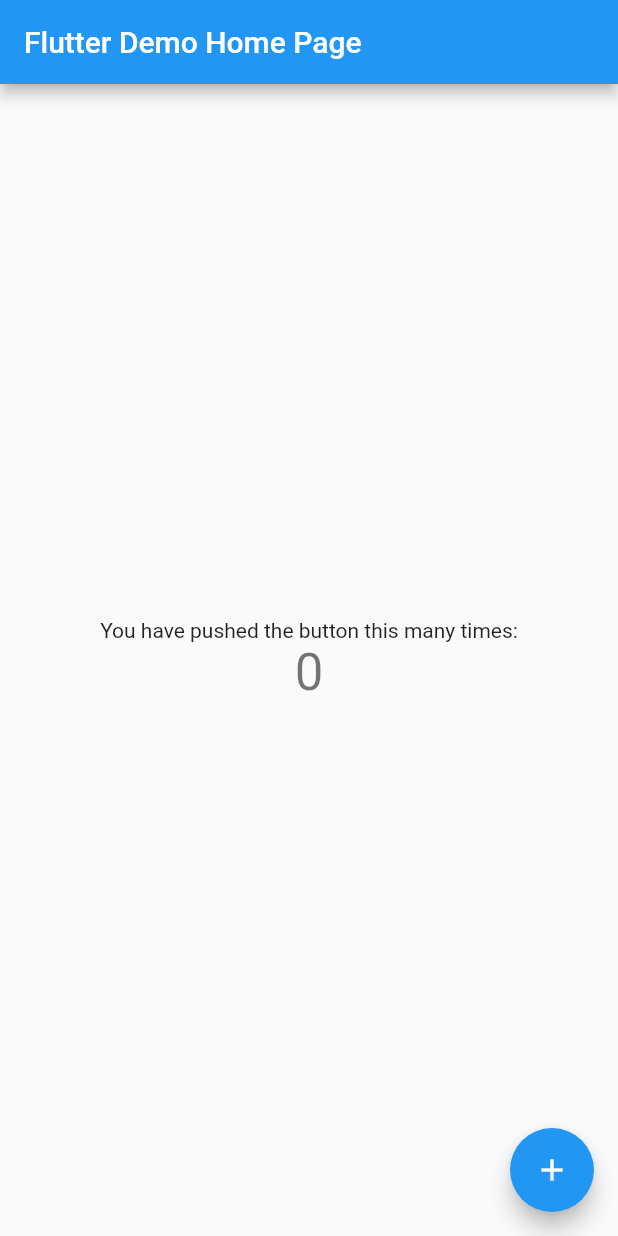
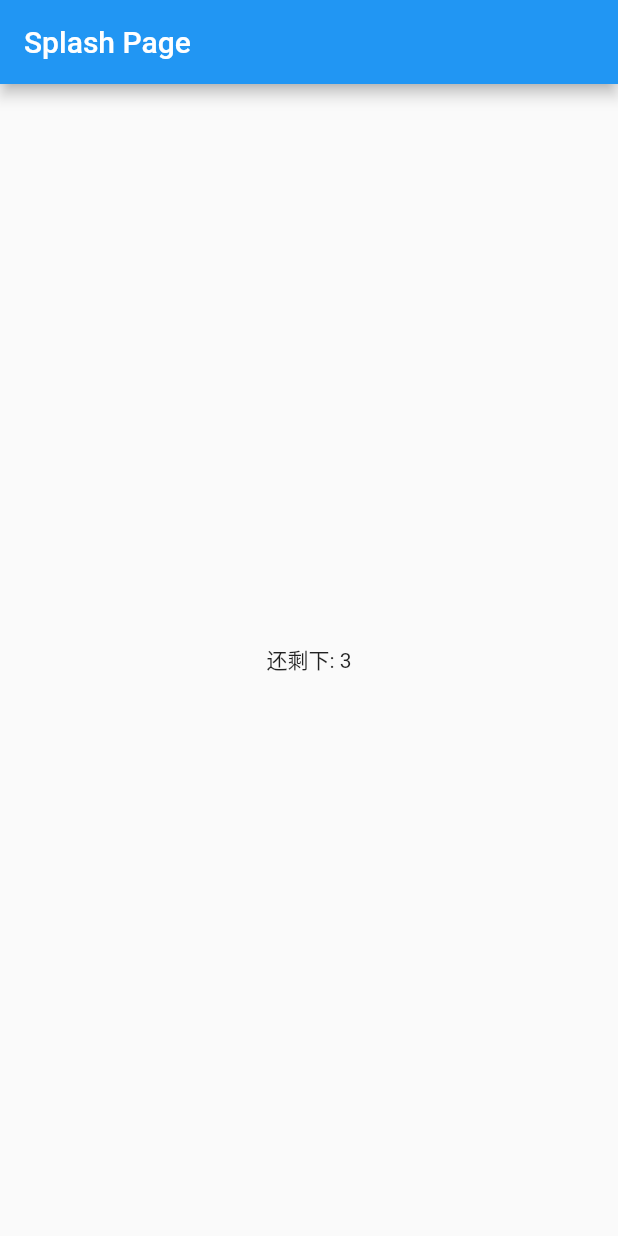
Before and after one commit to littlemall/littlemallapp, a Flutter app: the screen it shows after launch, on a phone screen of 412 x 824 dp. Run offline on Flutter 3.47's test engine with Material 2 defaults, Android fonts, the phone set to English and light mode, and no system bars; our stand-ins replace fluro; missing offline and left inert: flustars; statements that could not run were skipped.

Commit message:
【UPD】update app 基础架构
update app 基础架构

```diff
--- a/lib/main.dart
+++ b/lib/main.dart
@@ -1,111 +1,27 @@
 import 'package:flutter/material.dart';
+import 'package:fluro/fluro.dart';
+import 'package:littlemallapp/pages/boot_page.dart';
+import 'package:littlemallapp/pages/splash_page.dart';
+import 'package:littlemallapp/routers/application.dart';
+import 'package:littlemallapp/routers/routes.dart';
 
 void main() => runApp(MyApp());
 
 class MyApp extends StatelessWidget {
-  // This widget is the root of your application.
+
   @override
   Widget build(BuildContext context) {
+
+    final router = Router();
+    Routes.configureRoutes(router);
+    Application.router=router;
+
     return MaterialApp(
-      title: 'Flutter Demo',
-      theme: ThemeData(
-        // This is the theme of your application.
-        //
-        // Try running your application with "flutter run". You'll see the
-        // application has a blue toolbar. Then, without quitting the app, try
-        // changing the primarySwatch below to Colors.green and then invoke
-        // "hot reload" (press "r" in the console where you ran "flutter run",
-        // or simply save your changes to "hot reload" in a Flutter IDE).
-        // Notice that the counter didn't reset back to zero; the application
-        // is not restarted.
-        primarySwatch: Colors.blue,
-      ),
-      home: MyHomePage(title: 'Flutter Demo Home Page'),
+      debugShowCheckedModeBanner: false,
+      home: SplashPage(),
+      routes: {
+        '/BootPage': (ctx)=> BootPage()
+      },
     );
   }
 }
-
-class MyHomePage extends StatefulWidget {
-  MyHomePage({Key key, this.title}) : super(key: key);
-
-  // This widget is the home page of your application. It is stateful, meaning
-  // that it has a State object (defined below) that contains fields that affect
-  // how it looks.
-
-  // This class is the configuration for the state. It holds the values (in this
-  // case the title) provided by the parent (in this case the App widget) and
-  // used by the build method of the State. Fields in a Widget subclass are
-  // always marked "final".
-
-  final String title;
-
-  @override
-  _MyHomePageState createState() => _MyHomePageState();
-}
-
-class _MyHomePageState extends State<MyHomePage> {
-  int _counter = 0;
-
-  void _incrementCounter() {
-    setState(() {
-      // This call to setState tells the Flutter framework that something has
-      // changed in this State, which causes it to rerun the build method below
-      // so that the display can reflect the updated values. If we changed
-      // _counter without calling setState(), then the build method would not be
-      // called again, and so nothing would appear to happen.
-      _counter++;
-    });
-  }
-
-  @override
-  Widget build(BuildContext context) {
-    // This method is rerun every time setState is called, for instance as done
-    // by the _incrementCounter method above.
-    //
-    // The Flutter framework has been optimized to make rerunning build methods
-    // fast, so that you can just rebuild anything that needs updating rather
-    // than having to individually change instances of widgets.
-    return Scaffold(
-      appBar: AppBar(
-        // Here we take the value from the MyHomePage object that was created by
-        // the App.build method, and use it to set our appbar title.
-        title: Text(widget.title),
-      ),
-      body: Center(
-        // Center is a layout widget. It takes a single child and positions it
-        // in the middle of the parent.
-        child: Column(
-          // Column is also a layout widget. It takes a list of children and
-          // arranges them vertically. By default, it sizes itself to fit its
-          // children horizontally, and tries to be as tall as its parent.
-          //
-          // Invoke "debug painting" (press "p" in the console, choose the
-          // "Toggle Debug Paint" action from the Flutter Inspector in Android
-          // Studio, or the "Toggle Debug Paint" command in Visual Studio Code)
-          // to see the wireframe for each widget.
-          //
-          // Column has various properties to control how it sizes itself and
-          // how it positions its children. Here we use mainAxisAlignment to
-          // center the children vertically; the main axis here is the vertical
-          // axis because Columns are vertical (the cross axis would be
-          // horizontal).
-          mainAxisAlignment: MainAxisAlignment.center,
-          children: <Widget>[
-            Text(
-              'You have pushed the button this many times:',
-            ),
-            Text(
-              '$_counter',
-              style: Theme.of(context).textTheme.display1,
-            ),
-          ],
-        ),
-      ),
-      floatingActionButton: FloatingActionButton(
-        onPressed: _incrementCounter,
-        tooltip: 'Increment',
-        child: Icon(Icons.add),
-      ), // This trailing comma makes auto-formatting nicer for build methods.
-    );
-  }
-}
--- /dev/null
+++ b/lib/pages/boot_page.dart
@@ -0,0 +1,21 @@
+import 'package:flutter/material.dart';
+
+class BootPage extends StatefulWidget {
+  @override
+  _BootPageState createState() => _BootPageState();
+}
+
+class _BootPageState extends State<BootPage> {
+  @override
+  Widget build(BuildContext context) {
+    return Scaffold(
+      appBar: AppBar(
+        title: Text('Home Page'),
+      ),
+      body: Container(
+        alignment: Alignment.center,
+        child: Text('boot!!!'),
+      ),
+    );
+  }
+}
--- /dev/null
+++ b/lib/pages/splash_page.dart
@@ -0,0 +1,47 @@
+import 'package:flustars/flustars.dart';
+import 'package:flutter/material.dart';
+
+class SplashPage extends StatefulWidget {
+  @override
+  _SplashPageState createState() => _SplashPageState();
+}
+
+class _SplashPageState extends State<SplashPage> {
+  TimerUtil _timerUtil;
+  int _count = 3;
+
+  @override
+  Widget build(BuildContext context) {
+    return Scaffold(
+      appBar: AppBar(
+        title: Text('Splash Page'),
+      ),
+      body: Container(
+        alignment: Alignment.center,
+        child: Text('还剩下: ${_count}'),
+      ),
+    );
+  }
+
+  @override
+  void initState() {
+    super.initState();
+    _doCountDown();
+  }
+
+  void _doCountDown() {
+    _timerUtil = TimerUtil(mTotalTime: 3 * 1000);
+    _timerUtil.setOnTimerTickCallback((int tick) {
+      double _tick = tick / 1000;
+      setState(() {
+        _count = _tick.toInt();
+      });
+      if (_tick == 0) {
+        //_goMain();
+        print("我要跳转页面了");
+        Navigator.of(context).pushReplacementNamed("/BootPage");
+      }
+    });
+    _timerUtil.startCountDown();
+  }
+}
--- /dev/null
+++ b/lib/routers/application.dart
@@ -0,0 +1,5 @@
+import 'package:fluro/fluro.dart';
+
+class Application{
+  static Router router;
+}
--- /dev/null
+++ b/lib/routers/router_handler.dart
@@ -0,0 +1,2 @@
+import 'package:flutter/material.dart';
+import 'package:fluro/fluro.dart';
--- /dev/null
+++ b/lib/routers/routes.dart
@@ -0,0 +1,14 @@
+import 'package:flutter/material.dart';
+import './router_handler.dart';
+import 'package:fluro/fluro.dart';
+
+class Routes{
+  static String root='/';
+  static void configureRoutes(Router router){
+    router.notFoundHandler= new Handler(
+      handlerFunc: (BuildContext context,Map<String,List<String>> params){
+        print('ERROR====>ROUTE WAS NOT FONUND!!!');
+      }
+    );
+  }
+}
```
Also changed, not shown: pubspec.yaml (+34 -1 lines), pubspec.lock, 6 other files.
